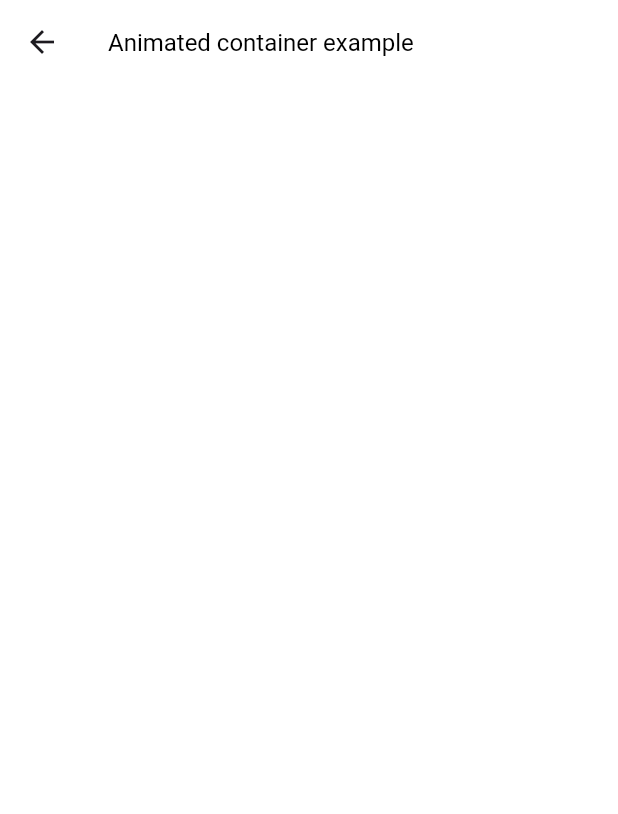
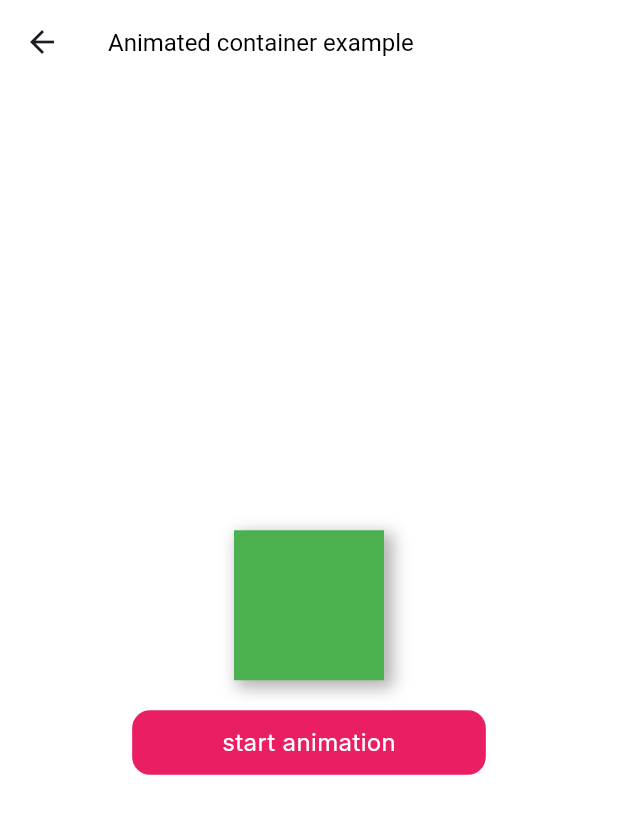
Before and after one commit to AzizEshpolatov/animation_example, a Flutter app: the AnimatedContainerExample screen opened directly, on a phone screen of 412 x 824 dp. Shown: the top 814 px of the screen. Run offline on Flutter 3.47's test engine with Material 3 defaults, Android fonts, the phone set to English and light mode, and no system bars; Roboto replaces fonts that are missing (Inter).

Commit message:
Example code for animated container has been written

```diff
--- a/lib/animation/implicit/animated_container_example.dart
+++ b/lib/animation/implicit/animated_container_example.dart
@@ -1,3 +1,4 @@
+import 'package:animation_example/widget/custom_button.dart';
 import 'package:flutter/material.dart';
 
 /// AnimatedContainer – Container widgetining kengaytirilgan ko'rinishi bo'lib,
@@ -10,8 +11,18 @@ import 'package:flutter/material.dart';
 /// Animatsiyaga maxsus controller talab qilinmaydigan oddiy holatlarda
 /// ishlatish mumkin
 
-class AnimatedContainerExample extends StatelessWidget {
+class AnimatedContainerExample extends StatefulWidget {
   const AnimatedContainerExample({super.key});
+
+  @override
+  State<AnimatedContainerExample> createState() =>
+      _AnimatedContainerExampleState();
+}
+
+class _AnimatedContainerExampleState extends State<AnimatedContainerExample> {
+  bool _isExpanded = false;
+
+  void _toggleContainer() => setState(() => _isExpanded = !_isExpanded);
 
   @override
   Widget build(BuildContext context) {
@@ -24,7 +35,41 @@ class AnimatedContainerExample extends StatelessWidget {
         ),
       ),
       backgroundColor: Colors.white,
-      body: Column(),
+      body: Center(
+        child: Column(
+          mainAxisAlignment: MainAxisAlignment.center,
+          children: [
+            AnimatedContainer(
+              duration: Duration(seconds: 3),
+              curve: Curves.fastOutSlowIn,
+              height: _isExpanded ? 200 : 100,
+              width: _isExpanded ? 200 : 100,
+              decoration: BoxDecoration(
+                color: Colors.green,
+                borderRadius: _isExpanded
+                    ? BorderRadius.circular(16)
+                    : BorderRadius.circular(0),
+                boxShadow: [
+                  BoxShadow(
+                    color: Color.fromRGBO(0, 0, 0, 0.3),
+                    blurRadius: 8,
+                    spreadRadius: 2,
+                    offset: const Offset(4, 4),
+                  ),
+                ],
+              ),
+            ),
+            SizedBox(height: 20),
+            SizedBox(
+              width: MediaQuery.of(context).size.width * .65,
+              child: CustomButton(
+                onTap: _toggleContainer,
+                text: "start animation",
+              ),
+            ),
+          ],
+        ),
+      ),
     );
   }
 }
```
